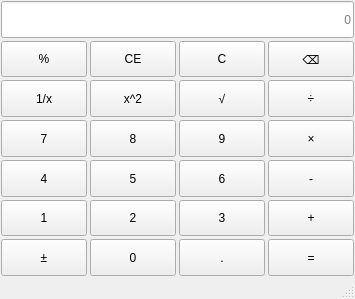
Before: the Qt Designer form mainwindow.ui in lwd101011/lab1, drawn with Qt 5.
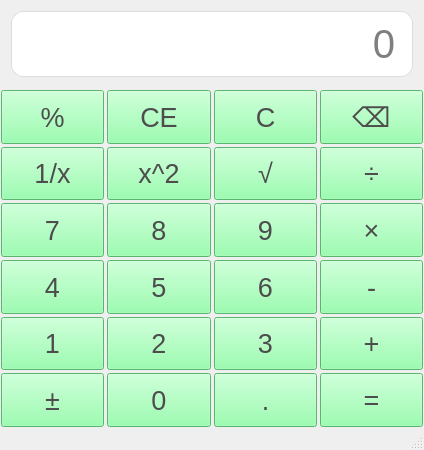
After: the same form once the commit is applied.

Commit message: 使用样式表改善界面

```diff
--- a/mainwindow.ui
+++ b/mainwindow.ui
@@ -6,13 +6,38 @@
    <rect>
     <x>0</x>
     <y>0</y>
-    <width>355</width>
-    <height>299</height>
+    <width>424</width>
+    <height>450</height>
    </rect>
   </property>
   <property name="windowTitle">
    <string>MainWindow</string>
   </property>
+  <property name="styleSheet">
+   <string notr="true">QPushButton{
+background-color:rgb(125, 255, 155);
+font-size:20pt;
+color:rgb(77, 77, 77);
+ box-shadow: 0 2px 3px rgba(0, 0, 0.1, 0.3);
+}
+QPushButton:hover{
+background-color:rgb(85, 255, 0);
+color:rgb(0, 0, 0);
+}
+QPushButton:pressed{
+background-color:rgb(0, 255, 0);
+color:rgb(0, 0, 0);
+}
+
+QLineEdit{
+font-size:30pt;
+    padding: 8px 15px;
+    border-radius: 12px;
+    border: 1px solid rgb(220, 220, 220);
+    margin: 10px;
+    box-shadow: inset 0 2px 3px rgba(0, 0, 0, 0.05); 
+}</string>
+  </property>
   <widget class="QWidget" name="centralwidget">
    <layout class="QVBoxLayout" name="verticalLayout">
     <property name="spacing">
```
Left out of the diff: 2 changed lines with no effect on the pictures.
